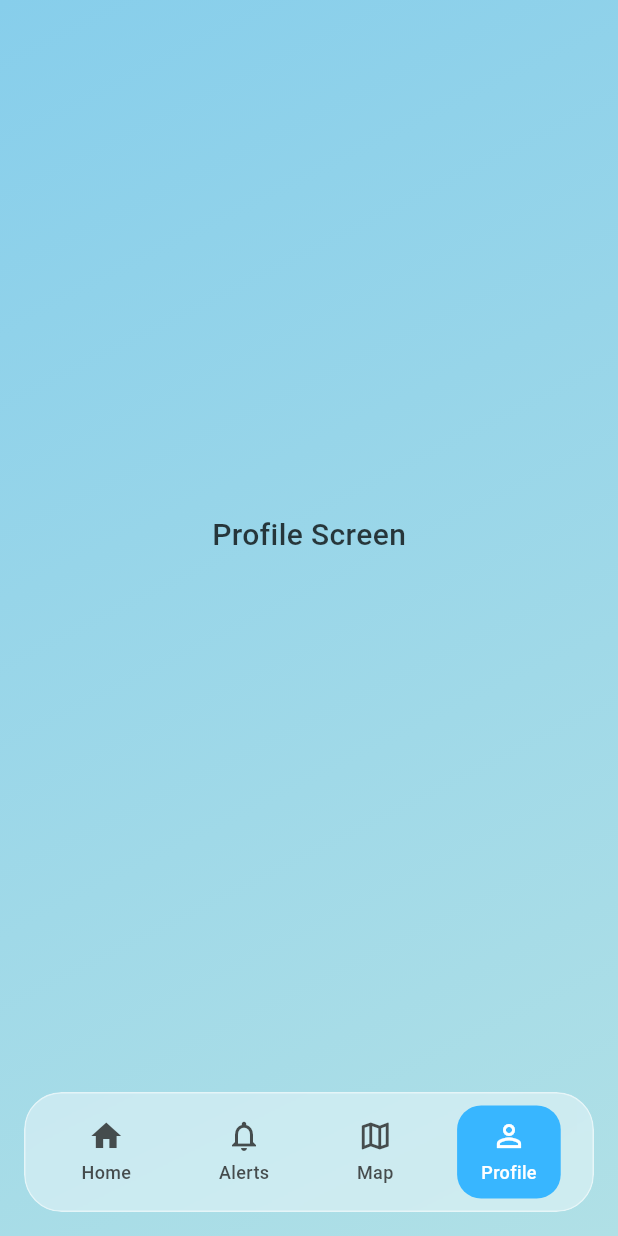
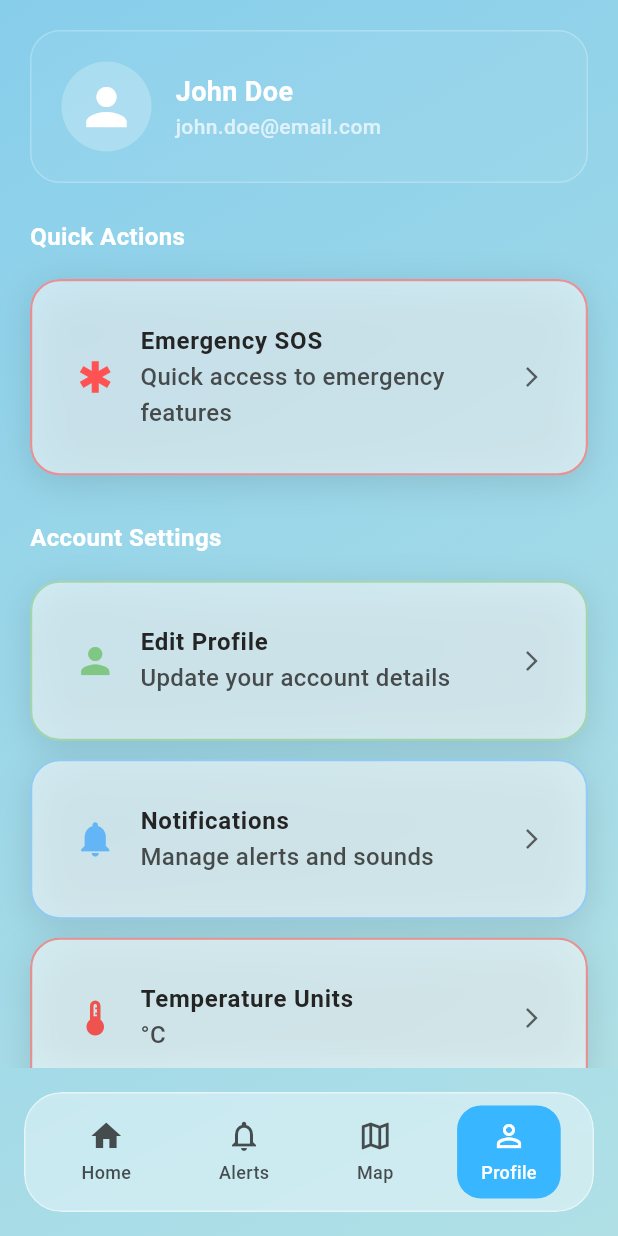
Before and after one commit to SalmaYounissFCI/Weather-Safety-App, a Flutter app: the HomeScreen screen opened directly, item 4 of the bottom bar chosen, on a phone screen of 412 x 824 dp. Run offline on Flutter 3.47's test engine with Material 3 defaults, Android fonts, the phone set to English and light mode, and no system bars; our stand-ins replace fl_chart, lottie.

Commit message:
Add ProfileScreen with user information and quick action InfoCards; integrate navigation and enhance UI with gradient background

```diff
--- a/lib/core/widgets/info_card.dart
+++ b/lib/core/widgets/info_card.dart
@@ -6,6 +6,8 @@ class InfoCard extends StatelessWidget {
   final String title;
   final String message;
   final Color color;
+  final VoidCallback? onTap; // <-- جديد عشان نعمل action
+  final bool showArrow; // <-- جديد عشان نظهر سهم يمين
 
   const InfoCard({
     super.key,
@@ -13,6 +15,8 @@ class InfoCard extends StatelessWidget {
     required this.title,
     required this.message,
     required this.color,
+    this.onTap,
+    this.showArrow = true, // الافتراضي يظهر السهم
   });
 
   @override
@@ -21,6 +25,7 @@ class InfoCard extends StatelessWidget {
     final colorScheme = Theme.of(context).colorScheme;
 
     return Container(
+      margin: const EdgeInsets.symmetric(vertical: 6),
       decoration: BoxDecoration(
         borderRadius: const BorderRadius.all(Radius.circular(20.0)),
         boxShadow: [
@@ -31,9 +36,14 @@ class InfoCard extends StatelessWidget {
           ),
         ],
       ),
+      child: InkWell(
+        borderRadius: BorderRadius.circular(20),
+        onTap: onTap,
         child: GlassmorphismCard(
           width: double.infinity,
           borderColor: color.withAlpha(150),
+          child: Padding(
+            padding: const EdgeInsets.all(12),
             child: Row(
               children: [
                 Icon(icon, color: color, size: 28),
@@ -58,7 +68,15 @@ class InfoCard extends StatelessWidget {
                     ],
                   ),
                 ),
+                if (showArrow)
+                  Icon(
+                    Icons.arrow_forward_ios,
+                    size: 16,
+                    color: colorScheme.onSurface.withAlpha(180),
+                  ),
               ],
+            ),
+          ),
         ),
       ),
     );
--- /dev/null
+++ b/lib/profile_screen.dart
@@ -0,0 +1,163 @@
+import 'package:flutter/material.dart';
+import 'package:weatherapp/core/theme/app_colors.dart';
+import 'package:weatherapp/core/widgets/info_card.dart';
+
+class ProfileScreen extends StatelessWidget {
+  const ProfileScreen({super.key});
+
+  @override
+  Widget build(BuildContext context) {
+    final isDarkMode = Theme.of(context).brightness == Brightness.dark;
+    final gradientStartColor = isDarkMode
+        ? AppColorsDark.gradientStart
+        : AppColorsLight.gradientStart;
+    final gradientEndColor = isDarkMode
+        ? AppColorsDark.gradientEnd
+        : AppColorsLight.gradientEnd;
+
+    return Scaffold(
+      backgroundColor: Colors.transparent,
+      body: Container(
+        decoration: BoxDecoration(
+          gradient: LinearGradient(
+            colors: [gradientStartColor, gradientEndColor],
+            begin: Alignment.topLeft,
+            end: Alignment.bottomRight,
+          ),
+        ),
+        child: SafeArea(
+          child: ListView(
+            padding: const EdgeInsets.all(20),
+            children: [
+              Container(
+                padding: const EdgeInsets.all(20),
+                decoration: BoxDecoration(
+                  borderRadius: BorderRadius.circular(20),
+                  color: Colors.white.withOpacity(0.05),
+                  border: Border.all(color: Colors.white24, width: 1),
+                ),
+                child: Row(
+                  children: [
+                    const CircleAvatar(
+                      radius: 30,
+                      backgroundColor: Colors.white24,
+                      child: Icon(Icons.person, size: 40, color: Colors.white),
+                    ),
+                    const SizedBox(width: 16),
+                    Column(
+                      crossAxisAlignment: CrossAxisAlignment.start,
+                      children: const [
+                        Text(
+                          "John Doe",
+                          style: TextStyle(
+                            fontSize: 18,
+                            fontWeight: FontWeight.bold,
+                            color: Colors.white,
+                          ),
+                        ),
+                        Text(
+                          "john.doe@email.com",
+                          style: TextStyle(color: Colors.white70, fontSize: 14),
+                        ),
+                      ],
+                    ),
+                  ],
+                ),
+              ),
+
+              const SizedBox(height: 24),
+
+              const Text(
+                "Quick Actions",
+                style: TextStyle(
+                  fontSize: 16,
+                  fontWeight: FontWeight.bold,
+                  color: Colors.white,
+                ),
+              ),
+              const SizedBox(height: 10),
+              InfoCard(
+                icon: Icons.emergency,
+                title: "Emergency SOS",
+                message: "Quick access to emergency features",
+                color: Colors.redAccent,
+                onTap: () {},
+              ),
+
+              const SizedBox(height: 24),
+
+              const Text(
+                "Account Settings",
+                style: TextStyle(
+                  fontSize: 16,
+                  fontWeight: FontWeight.bold,
+                  color: Colors.white,
+                ),
+              ),
+              const SizedBox(height: 10),
+
+              InfoCard(
+                icon: Icons.person,
+                title: "Edit Profile",
+                message: "Update your account details",
+                color: Colors.green.shade300,
+                onTap: () {},
+              ),
+              InfoCard(
+                icon: Icons.notifications,
+                title: "Notifications",
+                message: "Manage alerts and sounds",
+                color: Colors.blue.shade300,
+                onTap: () {},
+              ),
+              InfoCard(
+                icon: Icons.thermostat,
+                title: "Temperature Units",
+                message: "°C",
+                color: Colors.red.shade400,
+                onTap: () {},
+              ),
+              InfoCard(
+                icon: Icons.language,
+                title: "Language",
+                message: "English",
+                color: Colors.white70,
+                onTap: () {},
+              ),
+              InfoCard(
+                icon: Icons.settings,
+                title: "General Settings",
+                message: "App preferences",
+                color: Colors.white70,
+                onTap: () {},
+              ),
+
+              const SizedBox(height: 24),
+
+              InfoCard(
+                icon: Icons.logout,
+                title: "Log Out",
+                message: "",
+                color: Colors.redAccent,
+                onTap: () {
+                  // logout logic
+                },
+                showArrow: false, // نخفي السهم
+              ),
+
+              const SizedBox(height: 30),
+
+              const Center(
+                child: Text(
+                  "Will It Rain On My Parade?\nVersion 1.0.0",
+                  textAlign: TextAlign.center,
+                  style: TextStyle(color: Colors.white54, fontSize: 12),
+                ),
+              ),
+            ],
+          ),
+        ),
+      ),
+    );
+  }
+}
--- a/lib/views/home/home_screen.dart
+++ b/lib/views/home/home_screen.dart
@@ -1,4 +1,5 @@
 import 'package:flutter/material.dart';
+import 'package:weatherapp/profile_screen.dart';
 import 'package:weatherapp/views/home/home_content.dart';
 import '../../core/theme/app_colors.dart';
 import '../../alerts_screen.dart';
@@ -18,7 +19,7 @@ class _HomeScreenState extends State<HomeScreen> {
     HomeContent(), // محتوى الهوم زي ما هو
     AlertsScreen(),
     Center(child: Text("Map Screen", style: TextStyle(fontSize: 20))),
-    Center(child: Text("Profile Screen", style: TextStyle(fontSize: 20))),
+    ProfileScreen(),
   ];
 
   void _onTabSelected(int index) {
```
Lines whose indentation alone changed are shown as unchanged.
